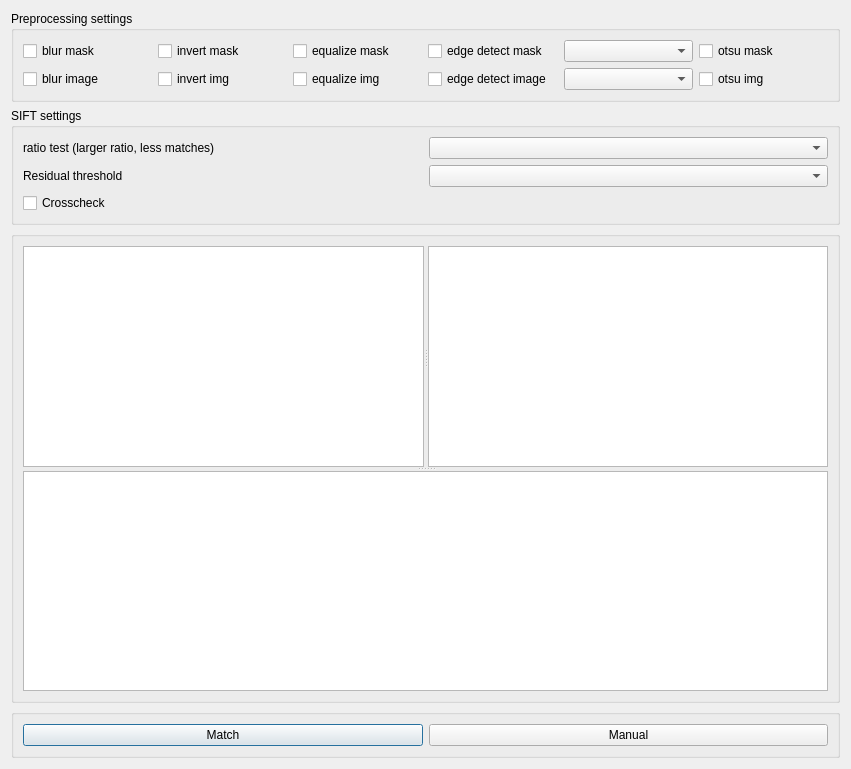
Qt form plugins/Affine/affineMatchDialog.ui (pyIVLS/pyIVLS) before a commit.
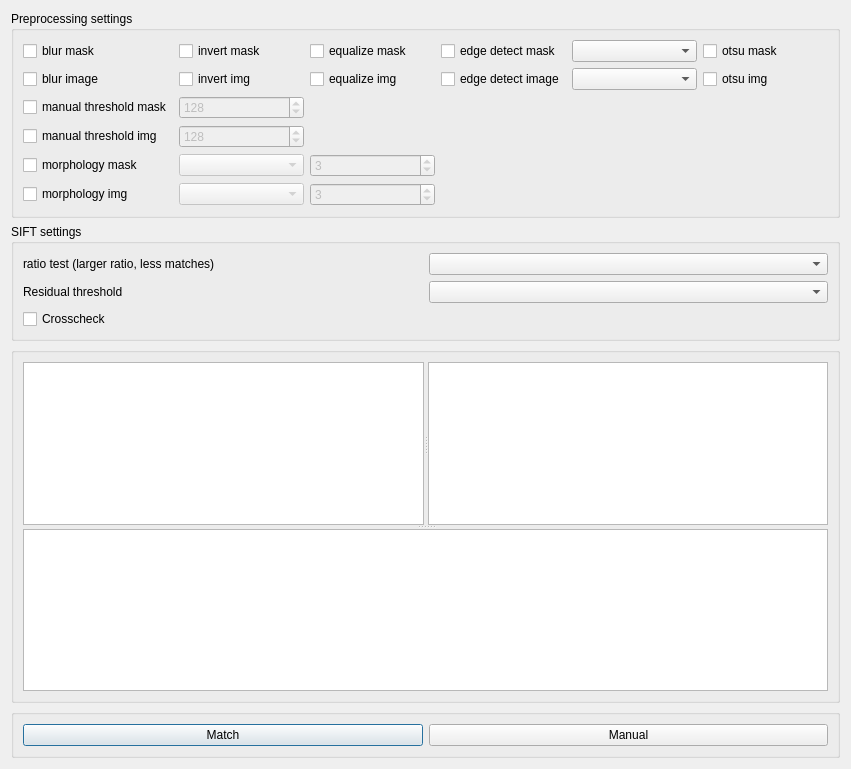
The same form after that commit.

Commit message: preprocessing options affine

What changed in the file:
```diff
--- a/plugins/Affine/affineMatchDialog.ui
+++ b/plugins/Affine/affineMatchDialog.ui
@@ -96,6 +96,112 @@
         </property>
        </widget>
       </item>
+      <item row="2" column="0">
+       <widget class="QCheckBox" name="manualThresholdMask">
+        <property name="text">
+         <string>manual threshold mask</string>
+        </property>
+       </widget>
+      </item>
+      <item row="2" column="1">
+       <widget class="QSpinBox" name="thresholdMask">
+        <property name="enabled">
+         <bool>false</bool>
+        </property>
+        <property name="minimum">
+         <number>0</number>
+        </property>
+        <property name="maximum">
+         <number>255</number>
+        </property>
+        <property name="value">
+         <number>128</number>
+        </property>
+       </widget>
+      </item>
+      <item row="3" column="0">
+       <widget class="QCheckBox" name="manualThresholdImage">
+        <property name="text">
+         <string>manual threshold img</string>
+        </property>
+       </widget>
+      </item>
+      <item row="3" column="1">
+       <widget class="QSpinBox" name="thresholdImage">
+        <property name="enabled">
+         <bool>false</bool>
+        </property>
+        <property name="minimum">
+         <number>0</number>
+        </property>
+        <property name="maximum">
+         <number>255</number>
+        </property>
+        <property name="value">
+         <number>128</number>
+        </property>
+       </widget>
+      </item>
+      <item row="4" column="0">
+       <widget class="QCheckBox" name="morphologyMask">
+        <property name="text">
+         <string>morphology mask</string>
+        </property>
+       </widget>
+      </item>
+      <item row="4" column="1">
+       <widget class="QComboBox" name="morphologyTypeMask">
+        <property name="enabled">
+         <bool>false</bool>
+        </property>
+       </widget>
+      </item>
+      <item row="4" column="2">
+       <widget class="QSpinBox" name="morphologyStrengthMask">
+        <property name="enabled">
+         <bool>false</bool>
+        </property>
+        <property name="minimum">
+         <number>1</number>
+        </property>
+        <property name="maximum">
+         <number>15</number>
+        </property>
+        <property name="value">
+         <number>3</number>
+        </property>
+       </widget>
+      </item>
+      <item row="5" column="0">
+       <widget class="QCheckBox" name="morphologyImage">
+        <property name="text">
+         <string>morphology img</string>
+        </property>
+       </widget>
+      </item>
+      <item row="5" column="1">
+       <widget class="QComboBox" name="morphologyTypeImage">
+        <property name="enabled">
+         <bool>false</bool>
+        </property>
+       </widget>
+      </item>
+      <item row="5" column="2">
+       <widget class="QSpinBox" name="morphologyStrengthImage">
+        <property name="enabled">
+         <bool>false</bool>
+        </property>
+        <property name="minimum">
+         <number>1</number>
+        </property>
+        <property name="maximum">
+         <number>15</number>
+        </property>
+        <property name="value">
+         <number>3</number>
+        </property>
+       </widget>
+      </item>
      </layout>
     </widget>
    </item>
```
The commit also changes 8 other files.
